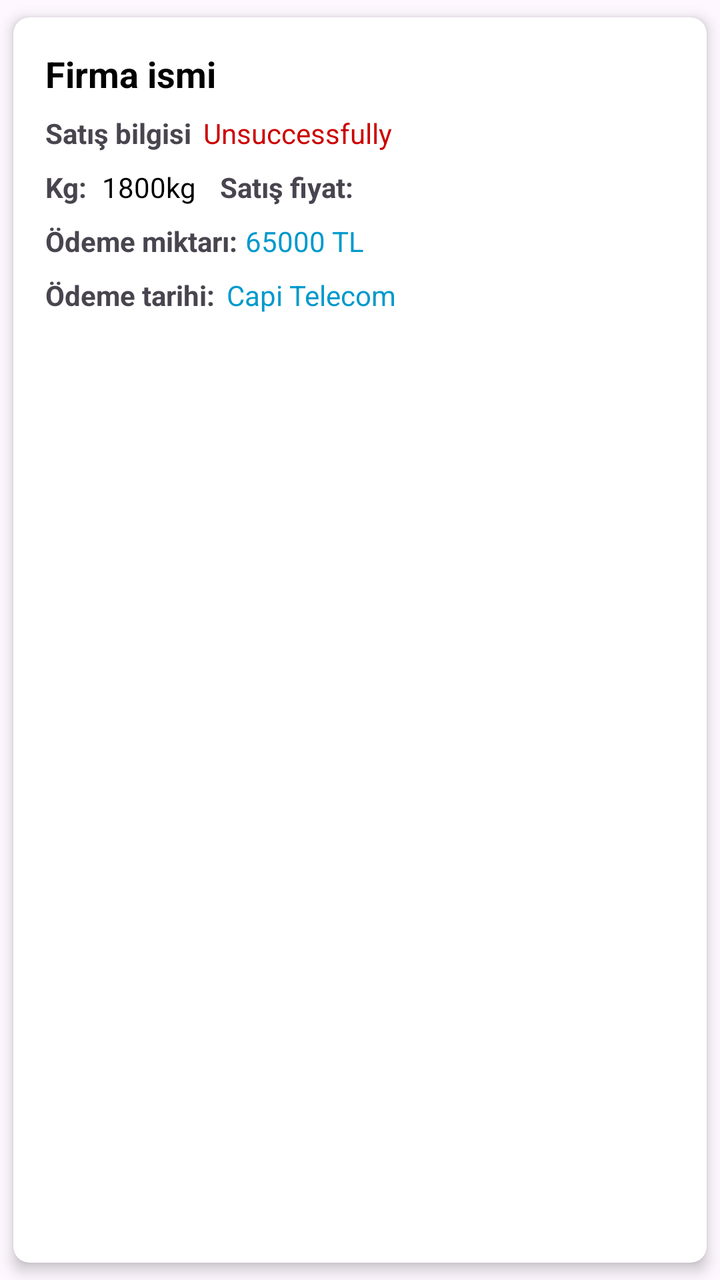
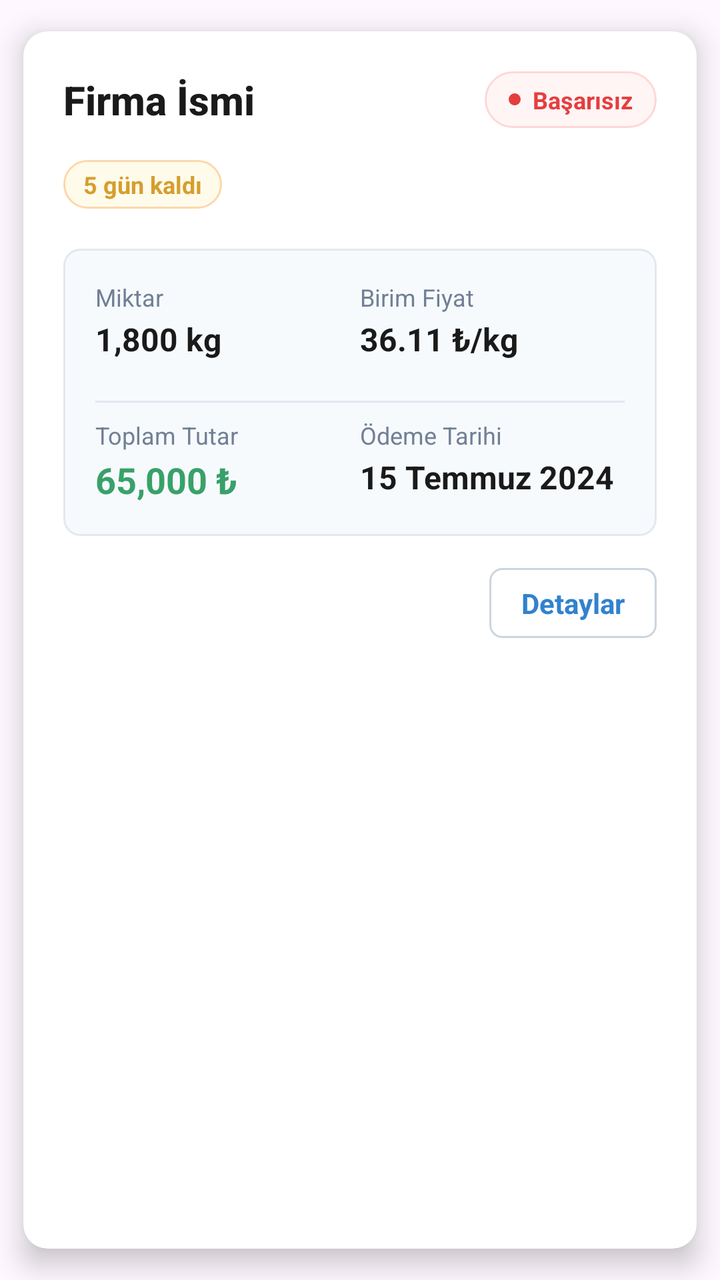

Two renders of the same Android screen: before a commit and after it. Below are the layout's source before the change and the commit's diff.
<!-- AndroidManifest.xml: application theme Theme.DesignExample -->
<!-- res/layout/recycler_view_card.xml -->
<androidx.cardview.widget.CardView
    xmlns:android="http://schemas.android.com/apk/res/android"
    xmlns:app="http://schemas.android.com/apk/res-auto"
    android:layout_width="match_parent"
    android:layout_height="wrap_content"
    android:layout_margin="16dp"
    app:cardCornerRadius="8dp"
    app:cardElevation="4dp"
    app:cardUseCompatPadding="true"
    app:cardPreventCornerOverlap="true">

    <LinearLayout
        android:layout_width="match_parent"
        android:layout_height="wrap_content"
        android:orientation="vertical"
        android:padding="16dp">

        <LinearLayout
            android:layout_width="match_parent"
            android:layout_height="wrap_content"
            android:orientation="horizontal">

            <TextView
                android:id="@+id/CompanyName"
                android:layout_width="wrap_content"
                android:layout_height="wrap_content"
                android:layout_weight="1"
                android:text="Firma ismi"
                android:textColor="@android:color/black"
                android:textSize="18sp"
                android:textStyle="bold" />

            <Space
                android:layout_width="0dp"
                android:layout_height="1dp"
                android:layout_weight="1" />

            <TextView
                android:id="@+id/kalanTarih"
                android:layout_width="wrap_content"
                android:layout_height="wrap_content"
                android:textColor="@android:color/holo_red_dark"
                android:textSize="14sp" />
        </LinearLayout>

        <Space
            android:layout_width="match_parent"
            android:layout_height="8dp" />

        <LinearLayout
            android:layout_width="match_parent"
            android:layout_height="wrap_content"
            android:orientation="horizontal">

            <TextView
                android:id="@+id/tvStatusLabel"
                android:layout_width="wrap_content"
                android:layout_height="wrap_content"
                android:text="Satış bilgisi"
                android:textSize="14sp"
                android:textStyle="bold" />

            <TextView
                android:id="@+id/OdemeDurumu"
                android:layout_width="wrap_content"
                android:layout_height="wrap_content"
                android:layout_marginStart="6dp"
                android:text="Unsuccessfully"
                android:textColor="@android:color/holo_red_dark"
                android:textSize="14sp" />
        </LinearLayout>
        <Space
            android:layout_width="match_parent"
            android:layout_height="8dp" />

        <LinearLayout
            android:layout_width="match_parent"
            android:layout_height="wrap_content"
            android:orientation="horizontal">

            <TextView
                android:id="@+id/tvKgLabel"
                android:layout_width="wrap_content"
                android:layout_height="wrap_content"
                android:text="Kg: "
                android:textSize="14sp"
                android:textStyle="bold" />

            <TextView
                android:id="@+id/KgMiktari"
                android:layout_width="wrap_content"
                android:layout_height="wrap_content"
                android:layout_marginStart="4dp"
                android:text="1800kg"
                android:textColor="@android:color/black"
                android:textSize="14sp" />

            <TextView
                android:id="@+id/tvSatisFiyatiLabel"
                android:layout_width="wrap_content"
                android:layout_height="wrap_content"
                android:layout_marginStart="12dp"
                android:text="Satış fiyat: "
                android:textSize="14sp"
                android:textStyle="bold" />

            <TextView
                android:id="@+id/SatisFiyati"
                android:layout_width="wrap_content"
                android:layout_height="wrap_content"
                android:layout_marginStart="4dp"
                android:text=""
                android:textColor="@android:color/holo_blue_dark"
                android:textSize="14sp" />
        </LinearLayout>

        <Space
            android:layout_width="match_parent"
            android:layout_height="8dp" />

        <LinearLayout
            android:layout_width="match_parent"
            android:layout_height="wrap_content"
            android:orientation="horizontal">

            <TextView
                android:id="@+id/tvAmountLabel"
                android:layout_width="wrap_content"
                android:layout_height="wrap_content"
                android:text="Ödeme miktarı:"
                android:textSize="14sp"
                android:textStyle="bold" />

            <TextView
                android:id="@+id/OdemeMiktari"
                android:layout_width="wrap_content"
                android:layout_height="wrap_content"
                android:layout_marginStart="4dp"
                android:text="65000 TL"
                android:textColor="@android:color/holo_blue_dark"
                android:textSize="14sp" />
        </LinearLayout>

        <Space
            android:layout_width="match_parent"
            android:layout_height="8dp" />

        <LinearLayout
            android:layout_width="match_parent"
            android:layout_height="wrap_content"
            android:orientation="horizontal">

            <TextView
                android:id="@+id/tvCompanyLabel"
                android:layout_width="wrap_content"
                android:layout_height="wrap_content"
                android:text="Ödeme tarihi:"
                android:textSize="14sp"
                android:textStyle="bold" />

            <TextView
                android:id="@+id/OdemeTarihi"
                android:layout_width="wrap_content"
                android:layout_height="wrap_content"
                android:layout_marginStart="6dp"
                android:text="Capi Telecom"
                android:textColor="@android:color/holo_blue_dark"
                android:textSize="14sp" />
        </LinearLayout>

    </LinearLayout>

</androidx.cardview.widget.CardView>
<!-- resources referenced by this layout -->
<resources>
  <style name="Theme.DesignExample" parent="Base.Theme.DesignExample" />
  <style name="Base.Theme.DesignExample" parent="Theme.Material3.DayNight.NoActionBar">
          
          
          <item name="android:statusBarColor">@color/black</item>
      </style>
  <color name="black">#FF000000</color>
</resources>

<!-- the commit's change to res/layout/recycler_view_card.xml (unified diff, before → after) -->
@@ -1,172 +1,228 @@
+<?xml version="1.0" encoding="utf-8"?>
 <androidx.cardview.widget.CardView
     xmlns:android="http://schemas.android.com/apk/res/android"
     xmlns:app="http://schemas.android.com/apk/res-auto"
     android:layout_width="match_parent"
     android:layout_height="wrap_content"
-    android:layout_margin="16dp"
-    app:cardCornerRadius="8dp"
-    app:cardElevation="4dp"
+    android:layout_margin="12dp"
+    app:cardCornerRadius="12dp"
+    app:cardElevation="8dp"
     app:cardUseCompatPadding="true"
-    app:cardPreventCornerOverlap="true">
+    app:cardBackgroundColor="@android:color/white">
 
     <LinearLayout
         android:layout_width="match_parent"
         android:layout_height="wrap_content"
         android:orientation="vertical"
-        android:padding="16dp">
-
-        <LinearLayout
+        android:padding="20dp">
+
+        
+        <RelativeLayout
             android:layout_width="match_parent"
             android:layout_height="wrap_content"
-            android:orientation="horizontal">
+            android:layout_marginBottom="16dp">
 
             <TextView
                 android:id="@+id/CompanyName"
                 android:layout_width="wrap_content"
                 android:layout_height="wrap_content"
-                android:layout_weight="1"
-                android:text="Firma ismi"
-                android:textColor="@android:color/black"
-                android:textSize="18sp"
-                android:textStyle="bold" />
-
-            <Space
-                android:layout_width="0dp"
-                android:layout_height="1dp"
-                android:layout_weight="1" />
-
-            <TextView
-                android:id="@+id/kalanTarih"
+                android:layout_alignParentStart="true"
+                android:layout_centerVertical="true"
+                android:text="Firma İsmi"
+                android:textColor="#1A1A1A"
+                android:textSize="20sp"
+                android:textStyle="bold"
+                android:fontFamily="sans-serif-medium" />
+
+            <LinearLayout
                 android:layout_width="wrap_content"
                 android:layout_height="wrap_content"
-                android:textColor="@android:color/holo_red_dark"
-                android:textSize="14sp" />
-        </LinearLayout>
-
-        <Space
-            android:layout_width="match_parent"
-            android:layout_height="8dp" />
-
+                android:layout_alignParentEnd="true"
+                android:layout_centerVertical="true"
+                android:background="@drawable/status_badge_bg"
+                android:orientation="horizontal"
+                android:paddingHorizontal="12dp"
+                android:paddingVertical="6dp">
+
+                <View
+                    android:layout_width="6dp"
+                    android:layout_height="6dp"
+                    android:layout_gravity="center_vertical"
+                    android:layout_marginEnd="6dp"
+                    android:background="@drawable/status_dot" />
+
+                <TextView
+                    android:id="@+id/OdemeDurumu"
+                    android:layout_width="wrap_content"
+                    android:layout_height="wrap_content"
+                    android:text="Başarısız"
+                    android:textColor="#E53E3E"
+                    android:textSize="12sp"
+                    android:textStyle="bold" />
+            </LinearLayout>
+        </RelativeLayout>
+
+        
+        <TextView
+            android:id="@+id/kalanTarih"
+            android:layout_width="wrap_content"
+            android:layout_height="wrap_content"
+            android:layout_marginBottom="20dp"
+            android:background="@drawable/time_badge_bg"
+            android:paddingHorizontal="10dp"
+            android:paddingVertical="4dp"
+            android:text="5 gün kaldı"
+            android:textColor="#D69E2E"
+            android:textSize="12sp"
+            android:textStyle="bold" />
+
+        
         <LinearLayout
             android:layout_width="match_parent"
             android:layout_height="wrap_content"
+            android:orientation="vertical"
+            android:background="@drawable/info_section_bg"
+            android:padding="16dp">
+
+            
+            <LinearLayout
+                android:layout_width="match_parent"
+                android:layout_height="wrap_content"
+                android:layout_marginBottom="12dp"
+                android:orientation="horizontal">
+
+                <LinearLayout
+                    android:layout_width="0dp"
+                    android:layout_height="wrap_content"
+                    android:layout_weight="1"
+                    android:orientation="vertical">
+
+                    <TextView
+                        android:layout_width="wrap_content"
+                        android:layout_height="wrap_content"
+                        android:text="Miktar"
+                        android:textColor="#718096"
+                        android:textSize="12sp" />
+
+                    <TextView
+                        android:id="@+id/KgMiktari"
+                        android:layout_width="wrap_content"
+                        android:layout_height="wrap_content"
+                        android:layout_marginTop="2dp"
+                        android:text="1,800 kg"
+                        android:textColor="#1A1A1A"
+                        android:textSize="16sp"
+                        android:textStyle="bold" />
+                </LinearLayout>
+
+                <LinearLayout
+                    android:layout_width="0dp"
+                    android:layout_height="wrap_content"
+                    android:layout_weight="1"
+                    android:orientation="vertical">
+
+                    <TextView
+                        android:layout_width="wrap_content"
+                        android:layout_height="wrap_content"
+                        android:text="Birim Fiyat"
+                        android:textColor="#718096"
+                        android:textSize="12sp" />
+
+                    <TextView
+                        android:id="@+id/SatisFiyati"
+                        android:layout_width="wrap_content"
+                        android:layout_height="wrap_content"
+                        android:layout_marginTop="2dp"
+                        android:text="36.11 ₺/kg"
+                        android:textColor="#1A1A1A"
+                        android:textSize="16sp"
+                        android:textStyle="bold" />
+                </LinearLayout>
+            </LinearLayout>
+
+            
+            <View
+                android:layout_width="match_parent"
+                android:layout_height="1dp"
+                android:layout_marginVertical="8dp"
+                android:background="#E2E8F0" />
+
+            
+            <LinearLayout
+                android:layout_width="match_parent"
+                android:layout_height="wrap_content"
+                android:orientation="horizontal">
+
+                <LinearLayout
+                    android:layout_width="0dp"
+                    android:layout_height="wrap_content"
+                    android:layout_weight="1"
+                    android:orientation="vertical">
+
+                    <TextView
+                        android:layout_width="wrap_content"
+                        android:layout_height="wrap_content"
+                        android:text="Toplam Tutar"
+                        android:textColor="#718096"
+                        android:textSize="12sp" />
+
+                    <TextView
+                        android:id="@+id/OdemeMiktari"
+                        android:layout_width="wrap_content"
+                        android:layout_height="wrap_content"
+                        android:layout_marginTop="2dp"
+                        android:text="65,000 ₺"
+                        android:textColor="#38A169"
+                        android:textSize="18sp"
+                        android:textStyle="bold" />
+                </LinearLayout>
+
+                <LinearLayout
+                    android:layout_width="0dp"
+                    android:layout_height="wrap_content"
+                    android:layout_weight="1"
+                    android:orientation="vertical">
+
+                    <TextView
+                        android:layout_width="wrap_content"
+                        android:layout_height="wrap_content"
+                        android:text="Ödeme Tarihi"
+                        android:textColor="#718096"
+                        android:textSize="12sp" />
+
+                    <TextView
+                        android:id="@+id/OdemeTarihi"
+                        android:layout_width="wrap_content"
+                        android:layout_height="wrap_content"
+                        android:layout_marginTop="2dp"
+                        android:text="15 Temmuz 2024"
+                        android:textColor="#1A1A1A"
+                        android:textSize="16sp"
+                        android:textStyle="bold" />
+                </LinearLayout>
+            </LinearLayout>
+        </LinearLayout>
+
+        
+        <LinearLayout
+            android:layout_width="match_parent"
+            android:layout_height="wrap_content"
+            android:layout_marginTop="16dp"
+            android:gravity="end"
             android:orientation="horizontal">
 
             <TextView
-                android:id="@+id/tvStatusLabel"
+                android:id="@+id/btnDetay"
                 android:layout_width="wrap_content"
                 android:layout_height="wrap_content"
-                android:text="Satış bilgisi"
+                android:background="@drawable/button_outline_bg"
+                android:paddingHorizontal="16dp"
+                android:paddingVertical="8dp"
+                android:text="Detaylar"
+                android:textColor="#3182CE"
                 android:textSize="14sp"
                 android:textStyle="bold" />
-
-            <TextView
-                android:id="@+id/OdemeDurumu"
-                android:layout_width="wrap_content"
-                android:layout_height="wrap_content"
-                android:layout_marginStart="6dp"
-                android:text="Unsuccessfully"
-                android:textColor="@android:color/holo_red_dark"
-                android:textSize="14sp" />
         </LinearLayout>
-        <Space
-            android:layout_width="match_parent"
-            android:layout_height="8dp" />
-
-        <LinearLayout
-            android:layout_width="match_parent"
-            android:layout_height="wrap_content"
-            android:orientation="horizontal">
-
-            <TextView
-                android:id="@+id/tvKgLabel"
-                android:layout_width="wrap_content"
-                android:layout_height="wrap_content"
-                android:text="Kg: "
-                android:textSize="14sp"
-                android:textStyle="bold" />
-
-            <TextView
-                android:id="@+id/KgMiktari"
-                android:layout_width="wrap_content"
-                android:layout_height="wrap_content"
-                android:layout_marginStart="4dp"
-                android:text="1800kg"
-                android:textColor="@android:color/black"
-                android:textSize="14sp" />
-
-            <TextView
-                android:id="@+id/tvSatisFiyatiLabel"
-                android:layout_width="wrap_content"
-                android:layout_height="wrap_content"
-                android:layout_marginStart="12dp"
-                android:text="Satış fiyat: "
-                android:textSize="14sp"
-                android:textStyle="bold" />
-
-            <TextView
-                android:id="@+id/SatisFiyati"
-                android:layout_width="wrap_content"
-                android:layout_height="wrap_content"
-                android:layout_marginStart="4dp"
-                android:text=""
-                android:textColor="@android:color/holo_blue_dark"
-                android:textSize="14sp" />
-        </LinearLayout>
-
-        <Space
-            android:layout_width="match_parent"
-            android:layout_height="8dp" />
-
-        <LinearLayout
-            android:layout_width="match_parent"
-            android:layout_height="wrap_content"
-            android:orientation="horizontal">
-
-            <TextView
-                android:id="@+id/tvAmountLabel"
-                android:layout_width="wrap_content"
-                android:layout_height="wrap_content"
-                android:text="Ödeme miktarı:"
-                android:textSize="14sp"
-                android:textStyle="bold" />
-
-            <TextView
-                android:id="@+id/OdemeMiktari"
-                android:layout_width="wrap_content"
-                android:layout_height="wrap_content"
-                android:layout_marginStart="4dp"
-                android:text="65000 TL"
-                android:textColor="@android:color/holo_blue_dark"
-                android:textSize="14sp" />
-        </LinearLayout>
-
-        <Space
-            android:layout_width="match_parent"
-            android:layout_height="8dp" />
-
-        <LinearLayout
-            android:layout_width="match_parent"
-            android:layout_height="wrap_content"
-            android:orientation="horizontal">
-
-            <TextView
-                android:id="@+id/tvCompanyLabel"
-                android:layout_width="wrap_content"
-                android:layout_height="wrap_content"
-                android:text="Ödeme tarihi:"
-                android:textSize="14sp"
-                android:textStyle="bold" />
-
-            <TextView
-                android:id="@+id/OdemeTarihi"
-                android:layout_width="wrap_content"
-                android:layout_height="wrap_content"
-                android:layout_marginStart="6dp"
-                android:text="Capi Telecom"
-                android:textColor="@android:color/holo_blue_dark"
-                android:textSize="14sp" />
-        </LinearLayout>
 
     </LinearLayout>
 
<!-- resource entries referenced after the edit -->
@@ -1,5 +1,66 @@
 <!-- resources referenced by this layout -->
 <resources>
+  <!-- drawable button_outline_bg (drawable) -->
+  <selector xmlns:android="http://schemas.android.com/apk/res/android">
+  
+      
+      <item android:state_pressed="true">
+          <shape android:shape="rectangle">
+              <solid android:color="#EBF8FF" />
+              <corners android:radius="6dp" />
+              <stroke
+                  android:width="1dp"
+                  android:color="#3182CE" />
+          </shape>
+      </item>
+  
+      
+      <item>
+          <shape android:shape="rectangle">
+              <solid android:color="@android:color/transparent" />
+              <corners android:radius="6dp" />
+              <stroke
+                  android:width="1dp"
+                  android:color="#CBD5E0" />
+          </shape>
+      </item>
+  
+  </selector>
+  <!-- drawable info_section_bg (drawable) -->
+  <shape xmlns:android="http://schemas.android.com/apk/res/android"
+      android:shape="rectangle">
+      <solid android:color="#F7FAFC" />
+      <corners android:radius="8dp" />
+      <stroke
+          android:width="1dp"
+          android:color="#E2E8F0" />
+  </shape>
+  <!-- drawable status_badge_bg (drawable) -->
+  <shape xmlns:android="http://schemas.android.com/apk/res/android"
+      android:shape="rectangle">
+      <solid android:color="#FFF5F5" />
+      <stroke
+          android:width="1dp"
+          android:color="#FED7D7" />
+      <corners android:radius="16dp" />
+  </shape>
+  <!-- drawable status_dot (drawable) -->
+  <shape xmlns:android="http://schemas.android.com/apk/res/android"
+      android:shape="oval">
+      <solid android:color="#E53E3E" />
+      <size
+          android:width="6dp"
+          android:height="6dp" />
+  </shape>
+  <!-- drawable time_badge_bg (drawable) -->
+  <shape xmlns:android="http://schemas.android.com/apk/res/android"
+      android:shape="rectangle">
+      <solid android:color="#FFFBEB" />
+      <corners android:radius="12dp" />
+      <stroke
+          android:width="1dp"
+          android:color="#FED7AA" />
+  </shape>
   <style name="Theme.DesignExample" parent="Base.Theme.DesignExample" />
   <style name="Base.Theme.DesignExample" parent="Theme.Material3.DayNight.NoActionBar">
           
